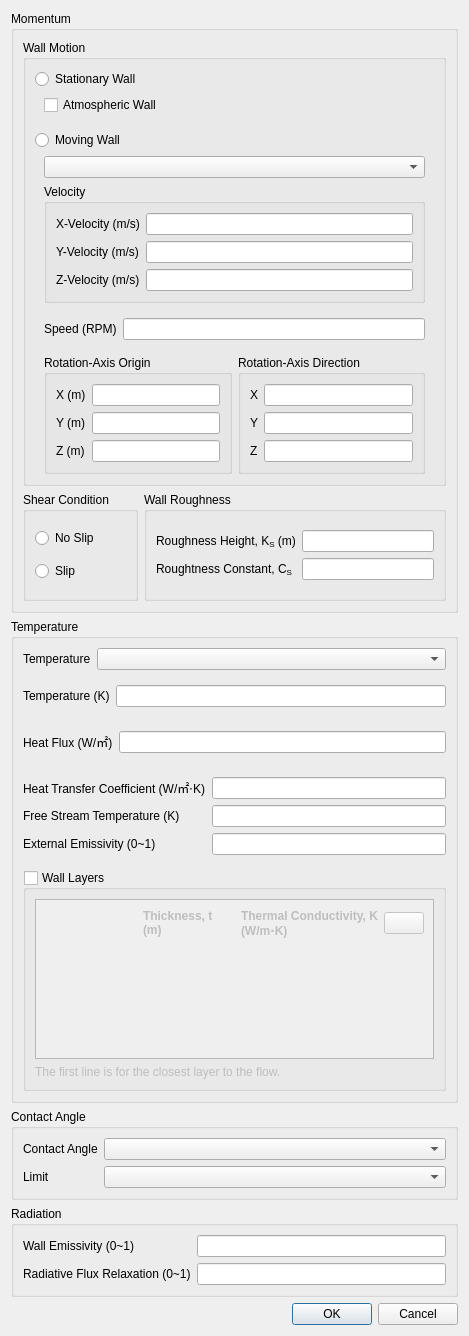
This is baramFlow/view/setup/boundary_conditions/wall_dialog.ui in nextfoam/baram as Qt 5 draws it before an edit. The edited form follows.
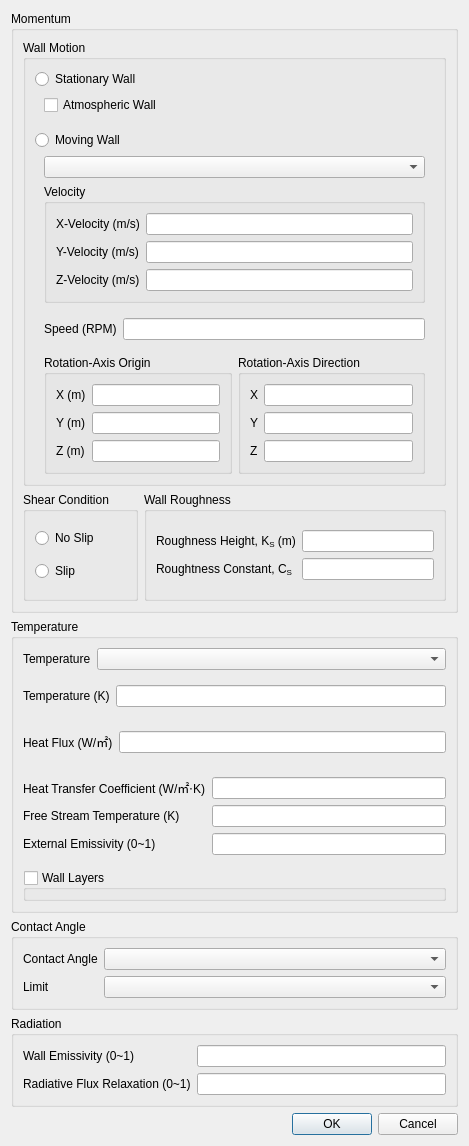
This is the edited form. Icons and pictures are not drawn. Custom widgets are drawn as their Qt base class.

Commit message: Issue baram#632 thermo-coupled wall 경계 조건에 wall layers 설정 추가

Diff of the .ui file:
```diff
--- a/baramFlow/view/setup/boundary_conditions/wall_dialog.ui
+++ b/baramFlow/view/setup/boundary_conditions/wall_dialog.ui
@@ -7,7 +7,7 @@
     <x>0</x>
     <y>0</y>
     <width>469</width>
-    <height>1291</height>
+    <height>1097</height>
    </rect>
   </property>
   <property name="minimumSize">
@@ -608,139 +608,6 @@
               <property name="checked">
                <bool>false</bool>
               </property>
-              <layout class="QVBoxLayout" name="verticalLayout_8">
-               <item>
-                <widget class="QScrollArea" name="scrollArea">
-                 <property name="sizePolicy">
-                  <sizepolicy hsizetype="Expanding" vsizetype="Fixed">
-                   <horstretch>0</horstretch>
-                   <verstretch>0</verstretch>
-                  </sizepolicy>
-                 </property>
-                 <property name="minimumSize">
-                  <size>
-                   <width>0</width>
-                   <height>160</height>
-                  </size>
-                 </property>
-                 <property name="widgetResizable">
-                  <bool>true</bool>
-                 </property>
-                 <widget class="QWidget" name="scrollAreaWidgetContents">
-                  <property name="geometry">
-                   <rect>
-                    <x>0</x>
-                    <y>0</y>
-                    <width>409</width>
-                    <height>158</height>
-                   </rect>
-                  </property>
-                  <layout class="QVBoxLayout" name="verticalLayout_9">
-                   <property name="leftMargin">
-                    <number>0</number>
-                   </property>
-                   <property name="topMargin">
-                    <number>0</number>
-                   </property>
-                   <property name="rightMargin">
-                    <number>0</number>
-                   </property>
-                   <property name="bottomMargin">
-                    <number>0</number>
-                   </property>
-                   <item>
-                    <widget class="QFrame" name="wallLayersTable">
-                     <property name="styleSheet">
-                      <string notr="true"/>
-                     </property>
-                     <property name="frameShadow">
-                      <enum>QFrame::Raised</enum>
-                     </property>
-                     <layout class="QGridLayout" name="gridLayout_2">
-                      <property name="verticalSpacing">
-                       <number>2</number>
-                      </property>
-                      <item row="0" column="2">
-                       <widget class="QLabel" name="label_45">
-                        <property name="font">
-                         <font>
-                          <bold>true</bold>
-                         </font>
-                        </property>
-                        <property name="text">
-                         <string>Thermal Conductivity, K&lt;br/&gt;(W/m⋅K)</string>
-                        </property>
-                       </widget>
-                      </item>
-                      <item row="0" column="0">
-                       <widget class="QLabel" name="label_46">
-                        <property name="font">
-                         <font>
-                          <bold>true</bold>
-                         </font>
-                        </property>
-                        <property name="text">
-                         <string/>
-                        </property>
-                       </widget>
-                      </item>
-                      <item row="0" column="1">
-                       <widget class="QLabel" name="label_47">
-                        <property name="font">
-                         <font>
-                          <bold>true</bold>
-                         </font>
-                        </property>
-                        <property name="text">
-                         <string>Thickness, t&lt;br/&gt;(m)</string>
-                        </property>
-                       </widget>
-                      </item>
-                      <item row="0" column="3">
-                       <widget class="FlatPushButton" name="addWallLayer">
-                        <property name="sizePolicy">
-                         <sizepolicy hsizetype="Fixed" vsizetype="Fixed">
-                          <horstretch>0</horstretch>
-                          <verstretch>0</verstretch>
-                         </sizepolicy>
-                        </property>
-                        <property name="text">
-                         <string/>
-                        </property>
-                        <property name="icon">
-                         <iconset resource="../../../../resource.qrc">
-                          <normaloff>:/icons/add-circle-outline.svg</normaloff>:/icons/add-circle-outline.svg</iconset>
-                        </property>
-                       </widget>
-                      </item>
-                     </layout>
-                    </widget>
-                   </item>
-                   <item>
-                    <spacer name="verticalSpacer">
-                     <property name="orientation">
-                      <enum>Qt::Vertical</enum>
-                     </property>
-                     <property name="sizeHint" stdset="0">
-                      <size>
-                       <width>20</width>
-                       <height>40</height>
-                      </size>
-                     </property>
-                    </spacer>
-                   </item>
-                  </layout>
-                 </widget>
-                </widget>
-               </item>
-               <item>
-                <widget class="QLabel" name="label_14">
-                 <property name="text">
-                  <string>The first line is for the closest layer to the flow.</string>
-                 </property>
-                </widget>
-               </item>
-              </layout>
              </widget>
             </item>
            </layout>
@@ -866,9 +733,10 @@
    <header>widgets.typed_edit</header>
   </customwidget>
   <customwidget>
-   <class>FlatPushButton</class>
-   <extends>QPushButton</extends>
-   <header location="global">widgets.flat_push_button</header>
+   <class>WallLayersBox</class>
+   <extends>QGroupBox</extends>
+   <header>baramFlow.view.setup.boundary_conditions.wall_layers_widget</header>
+   <container>1</container>
   </customwidget>
  </customwidgets>
  <resources>
```
Left out of the diff: 6 changed lines with no effect on the pictures. The commit also changes 14 other files.
